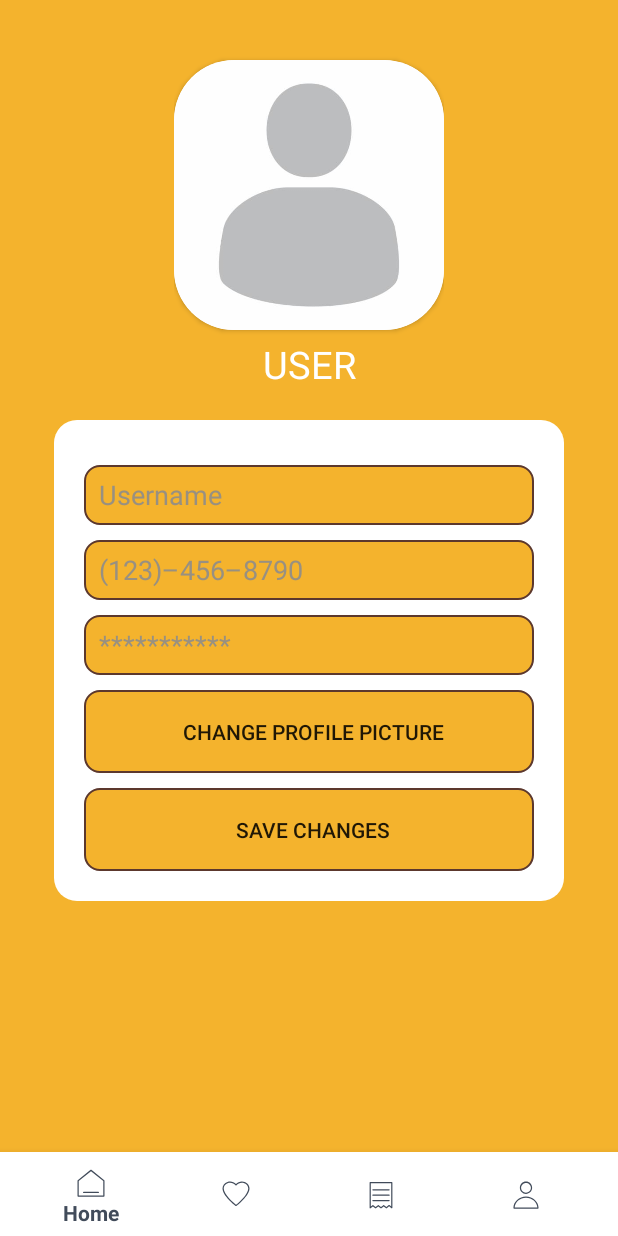
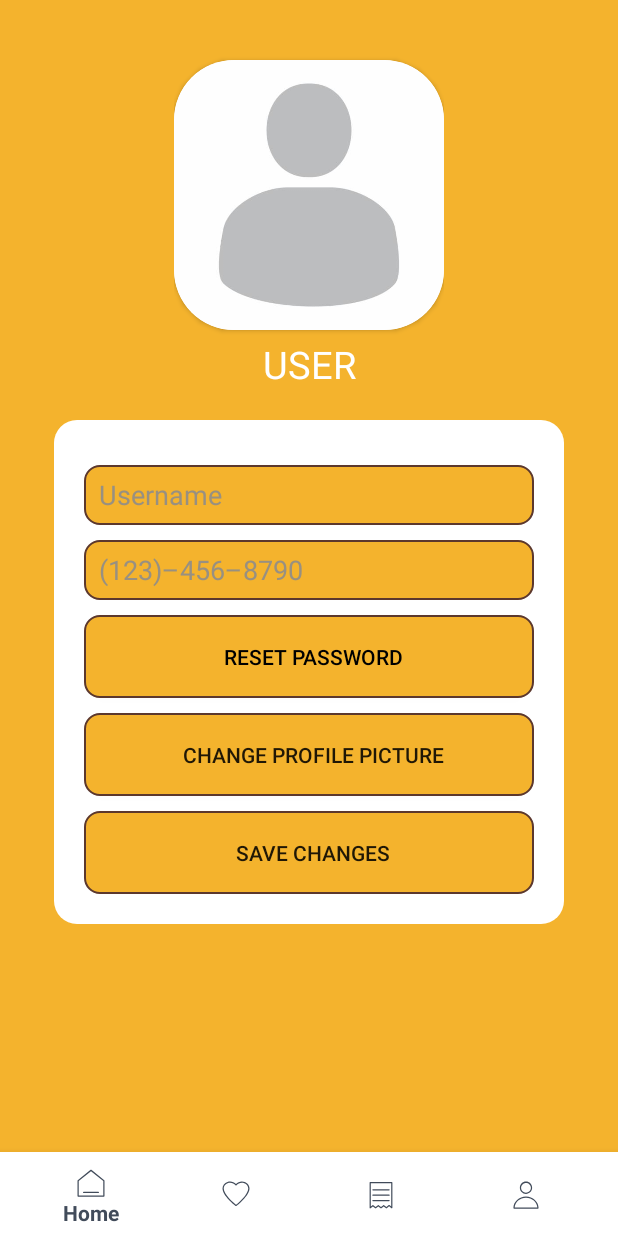
Before and after one commit to BonfireBooks/BonfireBooks, an Android app: the fragment AccountEditFragment placed in its activity, on a phone screen of 412 x 824 dp. Run offline under Robolectric (Android 15) with nearby library versions, the phone set to English and light mode, and no system bars; our stand-ins replace Firebase (no records; nobody signed in at launch, a user with empty details on screens opened directly); libraries missing offline, so code that uses them is left out: org.checkerframework.common; 10 statements that could not run were skipped.

Commit message:
AccountEdit reset password changed to button

```diff
--- a/app/src/main/java/com/example/bonfirebooks/AccountEditFragment.java
+++ b/app/src/main/java/com/example/bonfirebooks/AccountEditFragment.java
@@ -22,6 +22,7 @@ import android.view.ViewGroup;
 import android.widget.Button;
 import android.widget.ImageView;
 import android.widget.TextView;
+import android.widget.Toast;
 
 import com.bumptech.glide.Glide;
 import com.google.android.gms.tasks.OnCompleteListener;
@@ -81,11 +82,11 @@ public class AccountEditFragment extends Fragment {
 
     Button btn_profile_picture;
     Button btn_save;
+    Button btn_password;
 
     TextView txtV_user_name;
     TextView txtE_user_name;
     TextView txtE_phone_number;
-    TextView txtE_password;
 
     ImageView img_profile;
 
@@ -106,10 +107,10 @@ public class AccountEditFragment extends Fragment {
         img_profile = view.findViewById(R.id.img_profile);
         btn_save = view.findViewById(R.id.btn_save);
         btn_profile_picture = view.findViewById(R.id.btn_profile_picture);
+        btn_password = view.findViewById(R.id.btn_password);
         txtV_user_name = view.findViewById(R.id.txtV_user_name);
         txtE_user_name = view.findViewById(R.id.txtE_user_name);
         txtE_phone_number = view.findViewById(R.id.txtE_phone_number);
-        txtE_password = view.findViewById(R.id.txtE_password);
 
         if (user.getProfileUri() != null) {
             Glide.with(getContext()).load(Uri.parse(user.getProfileUri())).error(R.drawable.stock_user).into(img_profile);
@@ -121,11 +122,28 @@ public class AccountEditFragment extends Fragment {
         txtE_user_name.setHint(user.getName());
         // txtE_phone_number.setHint(user.getPhoneNumber());
 
-
         btn_profile_picture.setOnClickListener(new View.OnClickListener() {
             @Override
             public void onClick(View view) {
                 openImageChooser();
+            }
+        });
+
+        btn_password.setOnClickListener(new View.OnClickListener() {
+            @Override
+            public void onClick(View view) {
+                FirebaseAuth.getInstance().sendPasswordResetEmail(user.getEmail()).addOnCompleteListener(new OnCompleteListener<Void>() {
+                    @Override
+                    public void onComplete(@NonNull Task<Void> task) {
+                        if(task.isSuccessful()) {
+                            Log.d("sendResetEmail", "Successful");
+                            Toast.makeText(getContext(), "Reset Password Email Sent", Toast.LENGTH_SHORT).show();
+                        } else {
+                            Log.d("sendResetEmail", "Successful");
+                            Toast.makeText(getContext(), "Could Not Send Reset Password Email", Toast.LENGTH_SHORT).show();
+                        }
+                    }
+                });
             }
         });
 
@@ -186,21 +204,6 @@ public class AccountEditFragment extends Fragment {
 //                    }
 //                });
 
-                if (!TextUtils.isEmpty(txtE_password.getText())) {
-                    String password = txtE_password.getText().toString();
-                    firebaseUser.updatePassword(password).addOnCompleteListener(new OnCompleteListener<Void>() {
-                        @Override
-                        public void onComplete(@NonNull Task<Void> task) {
-                            if (task.isSuccessful()) {
-                                Log.d("updatePassword", "Successful");
-                            } else {
-                                Log.d("updatePassword", "Successful");
-                            }
-                            firebaseUser.reload();
-                        }
-                    });
-                }
-
                 getParentFragmentManager().popBackStack();
                 getParentFragmentManager().popBackStack();
                 getParentFragmentManager().beginTransaction().replace(R.id.frame_container, new AccountFragment()).addToBackStack(null).commit();
--- a/app/src/main/res/layout/fragment_account_edit.xml
+++ b/app/src/main/res/layout/fragment_account_edit.xml
@@ -97,16 +97,14 @@
                     app:layout_constraintRight_toRightOf="parent"
                     app:layout_constraintTop_toBottomOf="@id/txtE_user_name" />
 
-                <EditText
-                    android:id="@+id/txtE_password"
+                <Button
+                    android:id="@+id/btn_password"
                     android:layout_width="300dp"
-                    android:layout_height="40dp"
+                    android:layout_height="55dp"
                     android:layout_marginTop="10dp"
                     android:background="@drawable/edit_text_account_edit"
-                    android:hint="@string/password_hint"
-                    android:inputType="textPassword"
-                    android:textColor="@color/white"
-                    android:textColorHint="@color/txt_grayE2"
+                    android:text="@string/reset_password"
+                    android:textColor="@color/black"
                     app:layout_constraintLeft_toLeftOf="parent"
                     app:layout_constraintRight_toRightOf="parent"
                     app:layout_constraintTop_toBottomOf="@id/txtE_phone_number" />
@@ -120,7 +118,7 @@
                     android:text="Change Profile Picture"
                     app:layout_constraintLeft_toLeftOf="parent"
                     app:layout_constraintRight_toRightOf="parent"
-                    app:layout_constraintTop_toBottomOf="@id/txtE_password" />
+                    app:layout_constraintTop_toBottomOf="@id/btn_password" />
 
                 <Button
                     android:id="@+id/btn_save"
```
